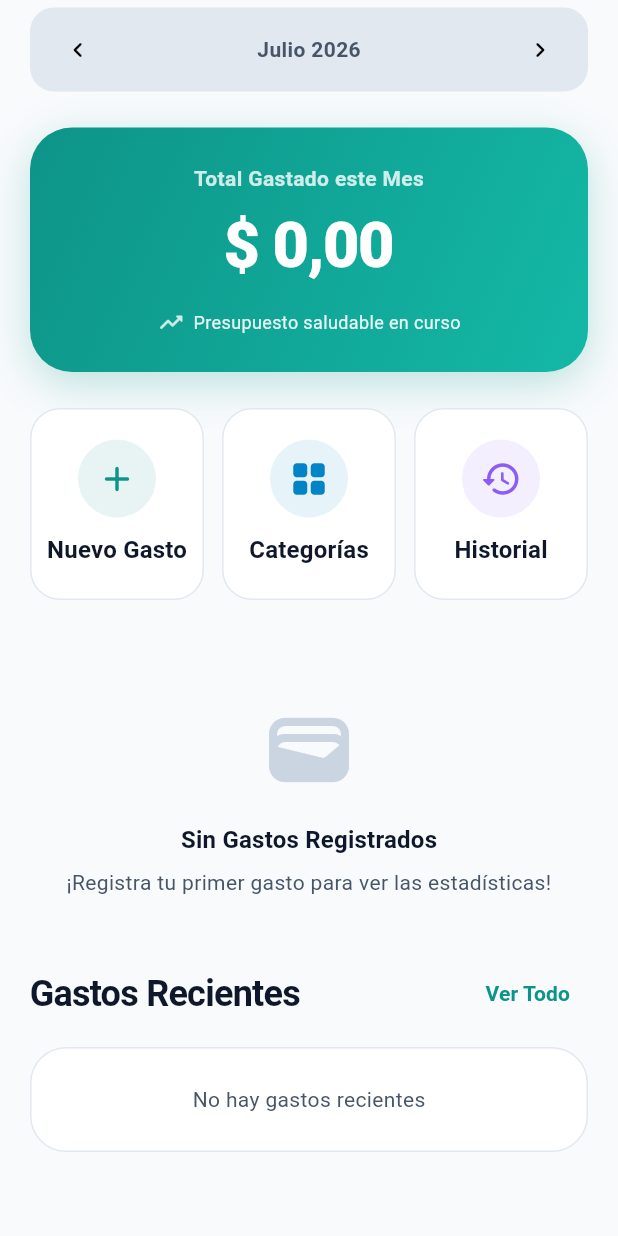
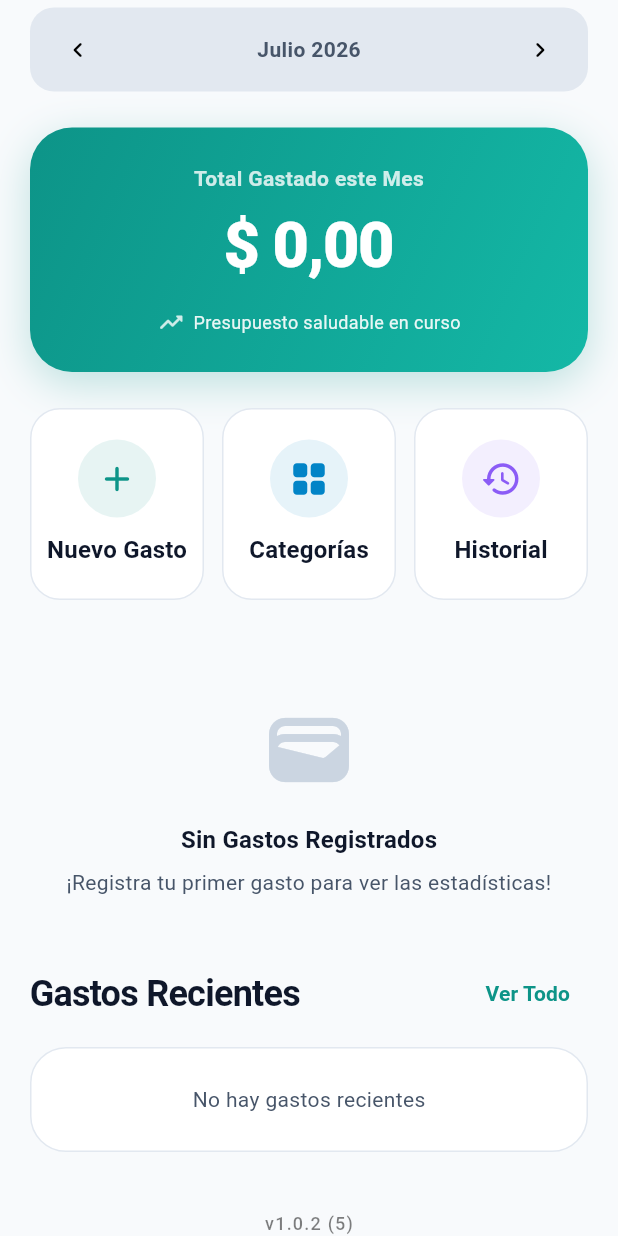
Before and after one commit to fedealbera/gastos-ia, a Flutter app: the screen it shows once a user with an empty profile is signed in, scrolled down 129 dp, on a phone screen of 412 x 824 dp. Run offline on Flutter 3.47's test engine with Material 3 defaults, Android fonts, the light colour scheme and no system bars; our stand-ins replace cloud_firestore, equatable, firebase_auth, firebase_core, fl_chart, flutter_bloc and 7 more; missing offline and left inert: excel; accounts and stored records are empty; network calls fail.

Commit message:
feat: add manual sync action and display app version in dashboard UI

```diff
--- a/lib/features/dashboard/presentation/pages/dashboard_page.dart
+++ b/lib/features/dashboard/presentation/pages/dashboard_page.dart
@@ -3,6 +3,7 @@ import 'package:flutter_bloc/flutter_bloc.dart';
 import 'package:go_router/go_router.dart';
 import 'package:fl_chart/fl_chart.dart';
 import 'package:intl/intl.dart';
+import 'package:package_info_plus/package_info_plus.dart';
 
 import '../../../../core/di/injection.dart';
 import '../../../../core/routes/app_router.dart';
@@ -33,6 +34,7 @@ class _DashboardPageState extends State<DashboardPage> {
   DateTime? _customStartDate;
   DateTime? _customEndDate;
   bool _isSyncing = false;
+  String _appVersion = '';
 
   @override
   void initState() {
@@ -41,6 +43,7 @@ class _DashboardPageState extends State<DashboardPage> {
     _selectedMonth = DateTime.now();
     _userName = HiveDatabase.settingsBox.get('userName', defaultValue: 'Federico') as String;
     _loadData();
+    _loadVersionInfo();
   }
 
   void _loadData() {
@@ -226,6 +229,8 @@ class _DashboardPageState extends State<DashboardPage> {
                                 const SizedBox(height: 12.0),
                                 _buildRecentExpensesList(theme, isDark, stats.recentExpenses, currencyFormat),
                                 const SizedBox(height: 40.0),
+                                _buildVersionFooter(theme, isDark),
+                                const SizedBox(height: 24.0),
                               ],
                             );
                           }
@@ -280,11 +285,13 @@ class _DashboardPageState extends State<DashboardPage> {
         bool isGoogleUser = false;
         String? userEmail;
         String? photoUrl;
+        String? userId;
 
         if (authState is Authenticated) {
           isGoogleUser = true;
           userEmail = authState.user.email;
           photoUrl = authState.user.photoURL;
+          userId = authState.user.uid;
 
           avatarWidget = CircleAvatar(
             radius: 20,
@@ -323,11 +330,15 @@ class _DashboardPageState extends State<DashboardPage> {
                     children: [
                       Row(
                         children: [
-                          Text(
-                            'Hola $_userName',
-                            style: theme.textTheme.headlineMedium?.copyWith(
-                              fontWeight: FontWeight.w800,
-                              letterSpacing: -0.5,
+                          Flexible(
+                            child: Text(
+                              'Hola $_userName',
+                              style: theme.textTheme.headlineMedium?.copyWith(
+                                fontWeight: FontWeight.w800,
+                                letterSpacing: -0.5,
+                              ),
+                              maxLines: 1,
+                              overflow: TextOverflow.ellipsis,
                             ),
                           ),
                           if (isGoogleUser) ...[
@@ -347,6 +358,14 @@ class _DashboardPageState extends State<DashboardPage> {
                     ],
                   ),
                 ),
+                if (isGoogleUser && userId != null) ...[
+                  IconButton(
+                    icon: const Icon(Icons.sync_rounded),
+                    tooltip: 'Sincronizar ahora',
+                    onPressed: () => _handleManualSync(context, userId!),
+                  ),
+                  const SizedBox(width: 8.0),
+                ],
                 GestureDetector(
                   onTap: () => _showProfileBottomSheet(context, isGoogleUser, userEmail, photoUrl),
                   child: Container(
@@ -564,6 +583,19 @@ class _DashboardPageState extends State<DashboardPage> {
                       ),
                     ),
                   ),
+                  const SizedBox(height: 24.0),
+                  if (_appVersion.isNotEmpty) ...[
+                    Center(
+                      child: Text(
+                        _appVersion,
+                        style: theme.textTheme.bodySmall?.copyWith(
+                          color: isDark ? const Color(0xFF64748B) : const Color(0xFF94A3B8),
+                          fontSize: 12.0,
+                          letterSpacing: 0.5,
+                        ),
+                      ),
+                    ),
+                  ],
                 ],
               ],
             ),
@@ -571,6 +603,44 @@ class _DashboardPageState extends State<DashboardPage> {
         );
       },
     );
+  }
+
+  Future<void> _handleManualSync(BuildContext context, String userId) async {
+    final messenger = ScaffoldMessenger.of(context);
+    setState(() {
+      _isSyncing = true;
+    });
+
+    try {
+      final syncService = getIt<SyncService>();
+      await syncService.syncOnLogin(userId);
+
+      _loadData();
+
+      if (mounted) {
+        messenger.showSnackBar(
+          const SnackBar(
+            content: Text('Sincronización completada con éxito'),
+            backgroundColor: Color(0xFF10B981),
+          ),
+        );
+      }
+    } catch (e) {
+      if (mounted) {
+        messenger.showSnackBar(
+          SnackBar(
+            content: Text('Error al sincronizar: $e'),
+            backgroundColor: Colors.redAccent,
+          ),
+        );
+      }
+    } finally {
+      if (mounted) {
+        setState(() {
+          _isSyncing = false;
+        });
+      }
+    }
   }
 
   Future<void> _handleLogout(BuildContext context) async {
@@ -624,6 +694,33 @@ class _DashboardPageState extends State<DashboardPage> {
         );
       }
     }
+  }
+
+  Future<void> _loadVersionInfo() async {
+    try {
+      final packageInfo = await PackageInfo.fromPlatform();
+      if (mounted) {
+        setState(() {
+          _appVersion = 'v${packageInfo.version} (${packageInfo.buildNumber})';
+        });
+      }
+    } catch (_) {}
+  }
+
+  Widget _buildVersionFooter(ThemeData theme, bool isDark) {
+    if (_appVersion.isEmpty) return const SizedBox.shrink();
+    return Center(
+      child: Opacity(
+        opacity: 0.5,
+        child: Text(
+          _appVersion,
+          style: theme.textTheme.bodySmall?.copyWith(
+            fontWeight: FontWeight.w500,
+            letterSpacing: 0.8,
+          ),
+        ),
+      ),
+    );
   }
 
   void _showEditNameDialog() {
--- a/pubspec.yaml
+++ b/pubspec.yaml
@@ -16,7 +16,7 @@ publish_to: 'none' # Remove this line if you wish to publish to pub.dev
 # https://developer.apple.com/library/archive/documentation/General/Reference/InfoPlistKeyReference/Articles/CoreFoundationKeys.html
 # In Windows, build-name is used as the major, minor, and patch parts
 # of the product and file versions while build-number is used as the build suffix.
-version: 1.0.2+4
+version: 1.0.2+5
 
 environment:
   sdk: ^3.7.2
```
Also changed, not shown: 1 other file.
